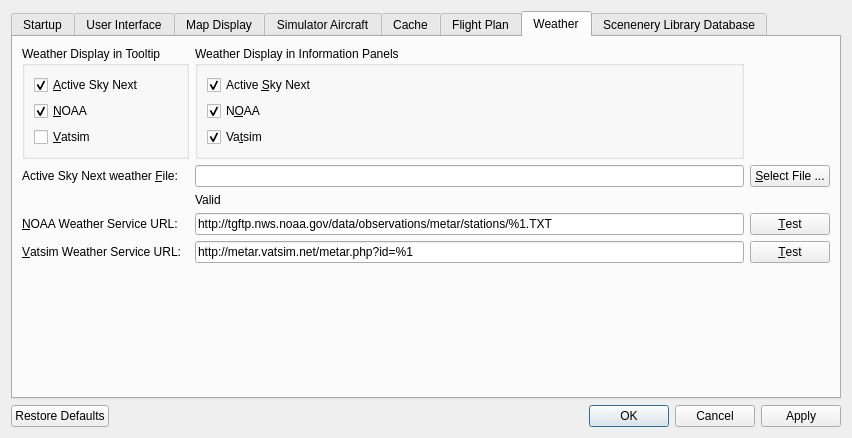
Old version of the form src/options/options.ui in the repository albar965/littlenavmap.
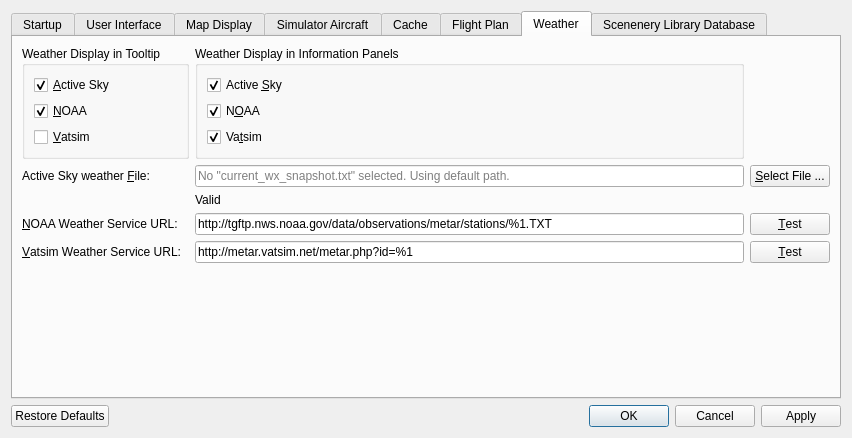
New version of the form. The open tabs and pages were chosen to show the change.

Commit message: Documentation, cleanup, refactoring and small bug fixes for options, map and routing.

```diff
--- a/src/options/options.ui
+++ b/src/options/options.ui
@@ -795,6 +795,9 @@
           <string>This file will be used for all simulators if set here. 
 If this field is empty, the default ASN weather file path will be used which is different for each flight simulator.</string>
          </property>
+         <property name="placeholderText">
+          <string>No &quot;current_wx_snapshot.txt&quot; selected. Using default path.</string>
+         </property>
         </widget>
        </item>
        <item row="2" column="3">
@@ -813,7 +816,7 @@
           <item row="0" column="0">
            <widget class="QCheckBox" name="checkBoxOptionsWeatherTooltipAsn">
             <property name="text">
-             <string>&amp;Active Sky Next</string>
+             <string>&amp;Active Sky</string>
             </property>
             <property name="checked">
              <bool>true</bool>
@@ -843,7 +846,7 @@
        <item row="2" column="0">
         <widget class="QLabel" name="labelOptionsWeatherAsnPath">
          <property name="text">
-          <string>Active Sky Next weather &amp;File:</string>
+          <string>Active Sky weather &amp;File:</string>
          </property>
          <property name="buddy">
           <cstring>lineEditOptionsWeatherAsnPath</cstring>
@@ -872,7 +875,7 @@
           <item row="0" column="0">
            <widget class="QCheckBox" name="checkBoxOptionsWeatherInfoAsn">
             <property name="text">
-             <string>Active &amp;Sky Next</string>
+             <string>Active &amp;Sky</string>
             </property>
             <property name="checked">
              <bool>true</bool>
```
Left out of the diff: 12 changed lines with no effect on the pictures. The commit also changes 31 other files.
